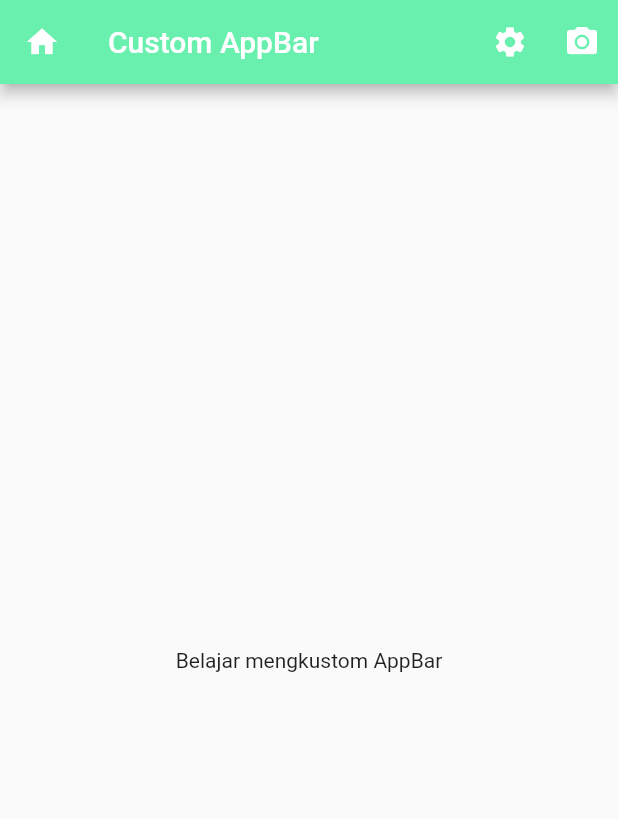
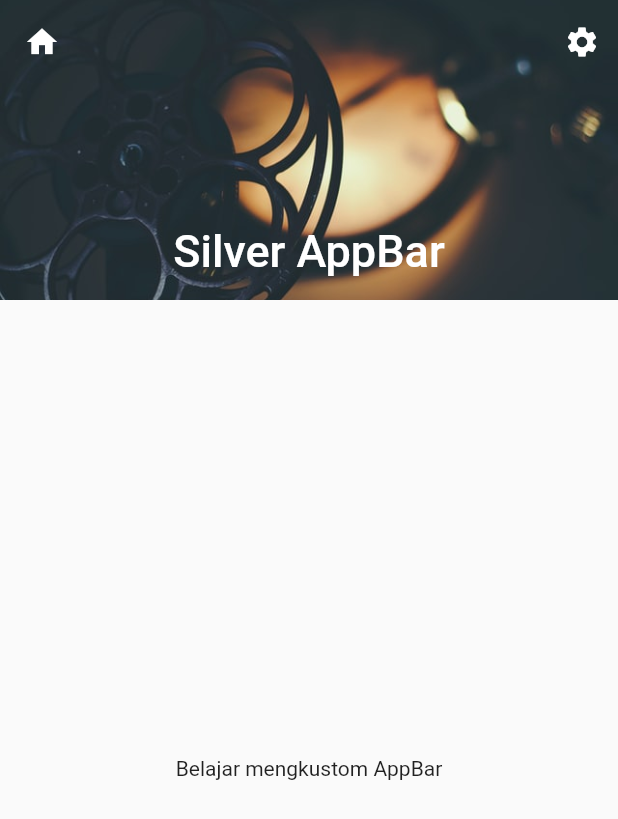
Before and after one commit to dhonstudio/flutter_routing, a Flutter app: the screen it shows after launch, on a phone screen of 412 x 824 dp. Shown: the top 819 px of the screen. Run offline on Flutter 3.47's test engine with Material 2 defaults, Android fonts, the phone set to English and light mode, and no system bars.

Commit message:
Create Sliver AppBar

```diff
--- a/lib/main.dart
+++ b/lib/main.dart
@@ -1,6 +1,7 @@
 // ignore_for_file: use_key_in_widget_constructors, prefer_const_constructors, prefer_const_literals_to_create_immutables
 
 import 'package:flutter/material.dart';
+import 'package:flutter_routing/sliverappbar.dart';
 
 /*
   # Kustomisasi Scaffold:
@@ -17,7 +18,7 @@ class MyApp extends StatelessWidget {
     return (MaterialApp(
       debugShowCheckedModeBanner: false,
       title: 'Belajar AppBar',
-      home: CustomAppBar(), //Class yang pertama kali dibuka
+      home: MySliverAppBar(), //Class yang pertama kali dibuka
     ));
   }
 }
@@ -28,7 +29,11 @@ class CustomAppBar extends StatelessWidget {
     return Scaffold(
       appBar: AppBar(
         title: Text('Custom AppBar'),
-        leading: Icon(Icons.home),
+        leading: IconButton(
+            onPressed: () {
+              print('Menekan Tombol');
+            },
+            icon: Icon(Icons.home)),
         actions: <Widget>[
           IconButton(
               onPressed: () {
--- /dev/null
+++ b/lib/sliverappbar.dart
@@ -0,0 +1,57 @@
+// ignore_for_file: use_key_in_widget_constructors, prefer_const_constructors
+
+import 'package:flutter/material.dart';
+
+class MySliverAppBar extends StatelessWidget {
+  @override
+  Widget build(BuildContext context) {
+    return Scaffold(
+      body: NestedScrollView(
+        headerSliverBuilder: (BuildContext context, bool innerBoxIsScrolled) {
+          return <Widget>[
+            SliverAppBar(
+              backgroundColor: Colors.greenAccent,
+              leading: IconButton(
+                  onPressed: () {
+                    print('Home');
+                  },
+                  icon: Icon(Icons.home)),
+              actions: <Widget>[
+                IconButton(
+                  onPressed: () {
+                    print('Setting');
+                  },
+                  icon: Icon(Icons.settings),
+                )
+              ],
+              expandedHeight: 200.0,
+              floating: false,
+              snap: false,
+              pinned: true,
+              flexibleSpace: FlexibleSpaceBar(
+                centerTitle: true,
+                title: Text(
+                  'Silver AppBar',
+                  style: TextStyle(
+                    fontSize: 20.0,
+                    color: Colors.white,
+                  ),
+                ),
+                background: Image(
+                  image: AssetImage('assets/images/images_1.jpg'),
+                  fit: BoxFit.cover,
+                ),
+              ),
+            )
+          ];
+        },
+        body: Center(
+          child: Column(
+            mainAxisAlignment: MainAxisAlignment.center,
+            children: <Widget>[Text('Belajar mengkustom AppBar')],
+          ),
+        ),
+      ),
+    );
+  }
+}
--- a/pubspec.yaml
+++ b/pubspec.yaml
@@ -58,7 +58,8 @@ flutter:
   uses-material-design: true
 
   # To add assets to your application, add an assets section, like this:
-  # assets:
+  assets:
+    - assets/images/
   #   - images/a_dot_burr.jpeg
   #   - images/a_dot_ham.jpeg
 
```
Also changed, not shown: assets/images/images_1.jpg (added), 1 other file.
